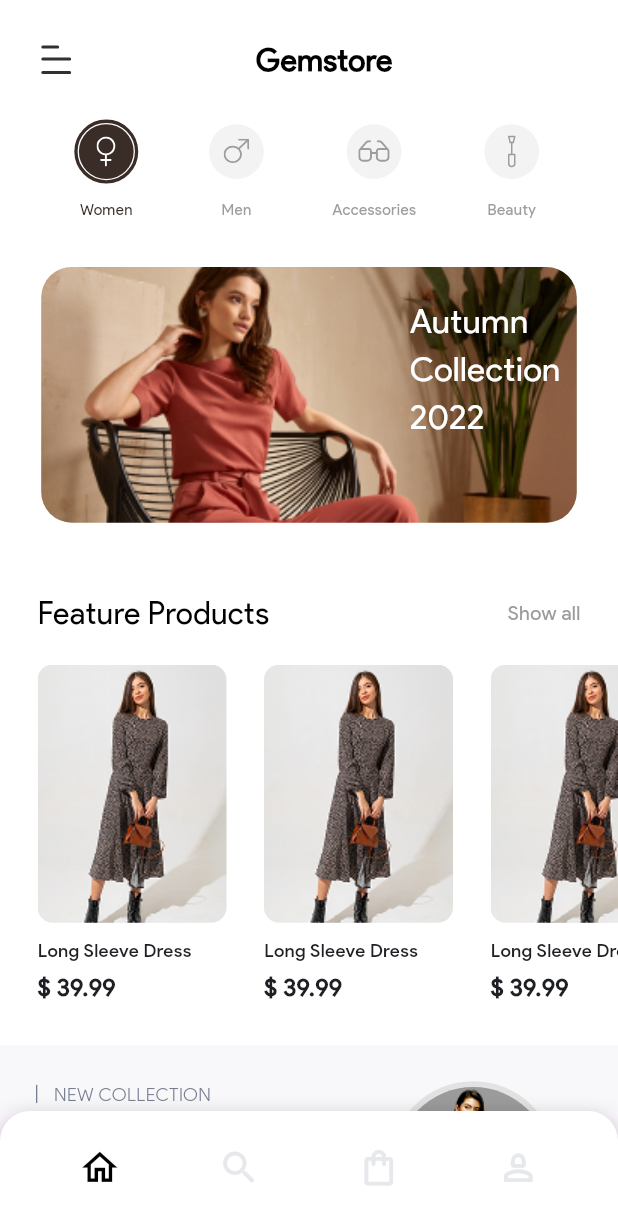
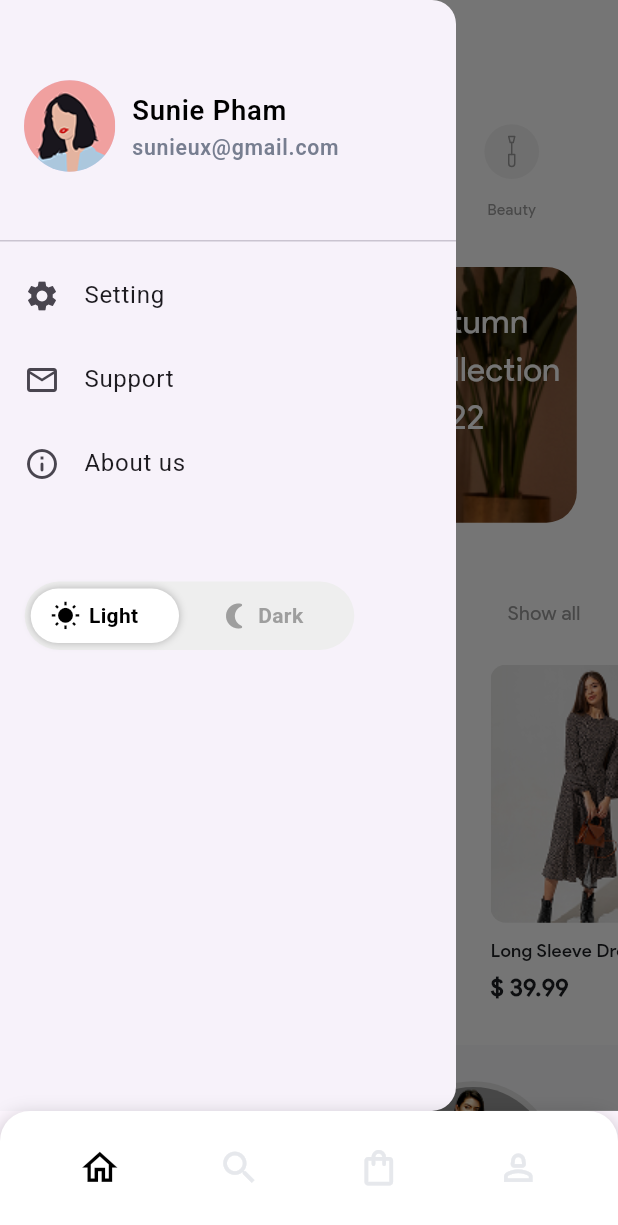
Before and after one commit to MahmoudDabour1/gem_store_app, a Flutter app: the BottomNavBar screen opened by its route, after a tap on an icon or button, on a phone screen of 412 x 824 dp. Shown: the top 1225 px of the screen. Run offline on Flutter 3.47's test engine with Material 3 defaults, Android fonts, the phone set to English and light mode, and no system bars; our stand-ins replace flutter_bloc, flutter_screenutil, flutter_svg, image_picker, logger, permission_handler; project files that could hold a hidden picture were left out.

Commit message:
- finish ui integration without orders state

```diff
--- a/lib/core/routing/app_router.dart
+++ b/lib/core/routing/app_router.dart
@@ -1,18 +1,5 @@
 import 'package:flutter/material.dart';
 import 'package:gem_store_app/core/routing/routes.dart';
-import 'package:gem_store_app/features/cart/cart_screen.dart';
-import 'package:gem_store_app/features/checkout/check_out_done_screen.dart';
-import 'package:gem_store_app/features/discover/presentation/views/discover_screen.dart';
-import 'package:gem_store_app/features/home/presentation/views/home_screen.dart';
-import 'package:gem_store_app/features/login/login_screen.dart';
-import 'package:gem_store_app/features/onboarding/views/onboarding_intro_screen.dart';
-import 'package:gem_store_app/features/profile/view/profileDrawer_screen.dart';
-import 'package:gem_store_app/features/profile/view/profile_screen.dart';
-import 'package:gem_store_app/features/profile/view/settings_screen.dart';
-import 'package:gem_store_app/features/search/presentation/search_view/search_screen.dart';
-
-import '../../features/checkout/checkout_screen.dart';
-import '../../features/onboarding/views/onboarding_screen.dart';
 import 'package:gem_store_app/core/widgets/bottom_nav_bar.dart';
 import 'package:gem_store_app/features/cart/cart_screen.dart';
 import 'package:gem_store_app/features/checkout/check_out_done_screen.dart';
@@ -21,8 +8,11 @@ import 'package:gem_store_app/features/home/presentation/views/home_screen.dart'
 import 'package:gem_store_app/features/login/login_screen.dart';
 import 'package:gem_store_app/features/onboarding/views/onboarding_intro_screen.dart';
 import 'package:gem_store_app/features/product_details/views/item_details_views.dart';
+import 'package:gem_store_app/features/profile/view/profileDrawer_screen.dart';
+import 'package:gem_store_app/features/profile/view/profile_screen.dart';
+import 'package:gem_store_app/features/profile/view/settings_screen.dart';
+import 'package:gem_store_app/features/search/presentation/search_view/search_screen.dart';
 import 'package:gem_store_app/features/setting/setting_screen.dart';
-
 import 'package:gem_store_app/features/wishlist/presentation/views/wishlist_board_view.dart';
 import 'package:gem_store_app/features/wishlist/presentation/views/wishlist_screen.dart';
 
@@ -42,8 +32,7 @@ class AppRouter {
         );
       case Routes.search:
         return MaterialPageRoute(
-          builder: (_) =>
-              SearchScreen(),
+          builder: (_) => SearchScreen(),
         );
       case Routes.profileDrawer:
         return MaterialPageRoute(
@@ -51,7 +40,7 @@ class AppRouter {
         );
       case Routes.settings:
         return MaterialPageRoute(
-          builder: (_) => SettingsScreen(),
+          builder: (_) => SettingScreen(),
         );
       case Routes.profile:
         return MaterialPageRoute(
@@ -82,42 +71,13 @@ class AppRouter {
           builder: (_) => DiscoverScreen(),
         );
 
-      case Routes.onBoardingIntroScreen:
-        return MaterialPageRoute(
-          builder: (_) => OnboardingIntroScreen(),
-        );
-      case Routes.loginScreen:
-        return MaterialPageRoute(
-          builder: (_) => LoginScreen(),
-        );
-
       case Routes.productDetailsScreen:
         return MaterialPageRoute(
           builder: (_) => ItemDetailsViews(),
         );
-      case Routes.checkoutScreen:
-        return MaterialPageRoute(
-          builder: (_) => CheckoutScreen(),
-        );
-      case Routes.checkoutDoneScreen:
-        return MaterialPageRoute(
-          builder: (_) => CheckOutDoneScreen(),
-        );
-      case Routes.cartScreen:
-        return MaterialPageRoute(
-          builder: (_) => CartScreen(),
-        );
-      case Routes.homeScreen:
-        return MaterialPageRoute(
-          builder: (_) => HomeScreen(),
-        );
- case Routes.settingScreen:
+      case Routes.settingScreen:
         return MaterialPageRoute(
           builder: (_) => SettingScreen(),
-        );
-      case Routes.discoverScreen:
-        return MaterialPageRoute(
-          builder: (_) => DiscoverScreen(),
         );
       case Routes.wishlistScreen:
         return MaterialPageRoute(
@@ -127,6 +87,10 @@ class AppRouter {
         return MaterialPageRoute(
           builder: (_) => BottomNavBar(),
         );
+      case Routes.wishlistBoardScreen:
+        return MaterialPageRoute(
+          builder: (_) => WishlistBoardView(),
+        );
 
       default:
         return null;
--- a/lib/core/routing/routes.dart
+++ b/lib/core/routing/routes.dart
@@ -14,6 +14,7 @@ abstract class Routes {
     static const String productDetailsScreen = "/productDetailsScreen";
 
   static const String wishlistScreen = '/wishlistScreen';
+  static const String wishlistBoardScreen = '/wishlistBoardScreen';
   static const String bottomNavBar = '/bottomNavBar';
   static const String settingScreen ='/settingScreen';
 }
--- a/lib/core/widgets/bottom_nav_bar.dart
+++ b/lib/core/widgets/bottom_nav_bar.dart
@@ -3,6 +3,9 @@ import 'package:flutter_screenutil/flutter_screenutil.dart';
 import 'package:gem_store_app/core/utils/app_colors.dart';
 import 'package:gem_store_app/features/discover/presentation/views/discover_screen.dart';
 import 'package:gem_store_app/features/home/presentation/views/home_screen.dart';
+import 'package:gem_store_app/features/profile/view/profile_screen.dart';
+import 'package:gem_store_app/features/profile/view/settings_screen.dart';
+import 'package:gem_store_app/features/search/presentation/search_view/search_screen.dart';
 import 'package:gem_store_app/features/track_order/track_order.dart';
 
 class BottomNavBar extends StatefulWidget {
@@ -19,7 +22,7 @@ class _BottomNavBarState extends State<BottomNavBar> {
     HomeScreen(),
     DiscoverScreen(),
     TrackOrderScreen(),
-    Center(child: Text("Profile Screen")),
+    SettingsScreen(),
   ];
 
   void _onItemTap(int index) {
--- a/lib/core/widgets/custom_app_bar.dart
+++ b/lib/core/widgets/custom_app_bar.dart
@@ -1,12 +1,19 @@
 import 'package:flutter/material.dart';
 import 'package:flutter_svg/flutter_svg.dart';
+import 'package:gem_store_app/core/helpers/extenstions.dart';
+import 'package:gem_store_app/core/routing/routes.dart';
 import 'package:gem_store_app/core/utils/app_assets.dart';
+import 'package:gem_store_app/features/profile/view/profileDrawer_screen.dart';
 
 class CustomAppBar extends StatelessWidget {
   const CustomAppBar({super.key, required this.title, required this.textStyle});
 
   final String title;
   final TextStyle textStyle;
+  void _showFilterDrawer(BuildContext context) {
+    Scaffold.of(context).openDrawer();
+
+  }
 
   @override
   Widget build(BuildContext context) {
@@ -14,7 +21,7 @@ class CustomAppBar extends StatelessWidget {
       mainAxisAlignment: MainAxisAlignment.center,
       children: [
         GestureDetector(
-          onTap: () {},
+          onTap: () =>_showFilterDrawer(context),
           child: SvgPicture.asset(
             AppAssets.appBar,
           ),
--- a/lib/features/home/presentation/views/home_screen.dart
+++ b/lib/features/home/presentation/views/home_screen.dart
@@ -1,13 +1,17 @@
 import 'package:flutter/material.dart';
 import 'package:gem_store_app/features/home/presentation/views/widgets/home_screen_body.dart';
+import 'package:gem_store_app/features/profile/view/profileDrawer_screen.dart';
 
 class HomeScreen extends StatelessWidget {
   const HomeScreen({super.key});
+
+
 
   @override
   Widget build(BuildContext context) {
     return SafeArea(
       child: Scaffold(
+        drawer: ProfileDrawer(),
         backgroundColor: Colors.white,
         body: HomeScreenBody(),
       ),
--- a/lib/features/home/presentation/views/widgets/custom_feature_products.dart
+++ b/lib/features/home/presentation/views/widgets/custom_feature_products.dart
@@ -1,7 +1,10 @@
 import 'package:flutter/material.dart';
 import 'package:flutter_screenutil/flutter_screenutil.dart';
+import 'package:gem_store_app/core/helpers/extenstions.dart';
 import 'package:gem_store_app/core/utils/app_assets.dart';
 import 'package:gem_store_app/core/utils/app_text_styles.dart';
+
+import '../../../../../core/routing/routes.dart';
 
 class CustomFeatureProduct extends StatelessWidget {
   const CustomFeatureProduct({
@@ -10,7 +13,11 @@ class CustomFeatureProduct extends StatelessWidget {
 
   @override
   Widget build(BuildContext context) {
-    return Column(
+    return GestureDetector(
+      onTap: (){
+        context.pushNamed(Routes.productDetailsScreen);
+      },
+      child: Column(
         crossAxisAlignment: CrossAxisAlignment.start,
         children: [
           ClipRRect(
@@ -32,6 +39,7 @@ class CustomFeatureProduct extends StatelessWidget {
             style: AppTextStyles.font16DarkBold,
           )
         ],
+      ),
     );
   }
 }
--- a/lib/features/login/login_screen.dart
+++ b/lib/features/login/login_screen.dart
@@ -1,5 +1,6 @@
 import 'package:flutter/material.dart';
 import 'package:flutter_screenutil/flutter_screenutil.dart';
+import 'package:gem_store_app/core/helpers/extenstions.dart';
 import 'package:gem_store_app/core/utils/app_assets.dart';
 import 'package:gem_store_app/core/utils/app_text_styles.dart';
 import 'package:gem_store_app/core/utils/spacing.dart';
@@ -8,6 +9,7 @@ import 'package:gem_store_app/core/widgets/app_text_form_field.dart';
 import 'package:gem_store_app/features/login/widgets/custom_circle_avatar.dart';
 
 
+import '../../core/routing/routes.dart';
 import '../../core/utils/app_colors.dart';
 
 class LoginScreen extends StatelessWidget {
@@ -58,7 +60,9 @@ class LoginScreen extends StatelessWidget {
               ),
               Center(
                 child: AppCustomButton(
-                  onPressed: () {},
+                  onPressed: () {
+                    context.pushNamed(Routes.bottomNavBar);
+                  },
                   text: "LOG IN",
                   textStyle: AppTextStyles.font16whiteBold,
                   buttonColor: AppColors.buttonLoginColor,
--- a/lib/features/onboarding/views/widgets/blured_button.dart
+++ b/lib/features/onboarding/views/widgets/blured_button.dart
@@ -26,7 +26,7 @@ class BluredButton extends StatelessWidget {
           width: width,
           decoration: BoxDecoration(
             color:
-                Colors.black,
+                // Colors.black,
                 //  const Color.fromARGB(255, 139, 137, 137).withValues(alpha: .92),
                 const Color.fromARGB(255, 139, 137, 137).withValues(alpha: .92),
             borderRadius: BorderRadius.circular(25),
--- a/lib/features/product_details/views/widgets/item_images.dart
+++ b/lib/features/product_details/views/widgets/item_images.dart
@@ -36,7 +36,11 @@ class ItemImages extends StatelessWidget {
                   2,
                   (index) {
                     return GestureDetector(
-                        onTap: () {},
+                        onTap: () {
+                          if (index == 0) {
+                            Navigator.pop(context);
+                          }
+                        },
                         child: Image.asset(index == 0
                             ? AppAssets.imagesBackButtonIcon
                             : AppAssets.imagesActiveFavoriteIcon));
--- a/lib/features/profile/view/profileDrawer_screen.dart
+++ b/lib/features/profile/view/profileDrawer_screen.dart
@@ -9,6 +9,8 @@ import 'package:gem_store_app/features/profile/view/widgets/modeButton.dart';
 
 
 class ProfileDrawer extends StatelessWidget {
+  const ProfileDrawer({super.key});
+
   @override
   Widget build(BuildContext context) {
 
@@ -21,7 +23,6 @@ class ProfileDrawer extends StatelessWidget {
               children: [
                 CircleAvatar(
                   radius: 30.r,
-
                   backgroundImage: AssetImage(AppAssets.profilePhoto)
                 ),
                 SizedBox(width: 10.w),
@@ -40,7 +41,7 @@ class ProfileDrawer extends StatelessWidget {
             leading: Icon(Icons.settings),
             title: Text(AppStrings.setting),
             onTap: () {
-              context.pushNamed(Routes.settings);
+              context.pushNamed(Routes.settingScreen);
             },
           ),
           ListTile(
--- a/lib/features/profile/view/settings_screen.dart
+++ b/lib/features/profile/view/settings_screen.dart
@@ -67,7 +67,9 @@ class SettingsScreen extends StatelessWidget {
                     leading: Icon(Icons.favorite, color: Colors.grey),
                     title: Text(AppStrings.myWishlist),
                     trailing: Icon(Icons.arrow_forward_ios, size: 16),
-                    onTap: () {},
+                    onTap: () {
+                      context.pushNamed(Routes.wishlistBoardScreen);
+                    },
                   ),
                   Divider(color: AppColors.greyContainerColor,),
                   ListTile(
--- a/lib/features/search/presentation/search_view/filter_widget.dart
+++ b/lib/features/search/presentation/search_view/filter_widget.dart
@@ -10,7 +10,7 @@ import 'package:gem_store_app/core/widgets/custom_button.dart';
 class FilterDrawer extends StatefulWidget {
   final Function(Map<String, dynamic>) onApply;
 
-  FilterDrawer({required this.onApply});
+  const FilterDrawer({required this.onApply});
 
   @override
   _FilterDrawerState createState() => _FilterDrawerState();
--- a/lib/features/setting/widgets/setting_row.dart
+++ b/lib/features/setting/widgets/setting_row.dart
@@ -28,7 +28,7 @@ final String image;
               Spacer(
                 flex: 1,
               ),
-              SvgPicture.asset(AppAssets.rightArrow),
+              SvgPicture.asset("assets/images/rightArrow.svg"),
               horizontalSpace(5)
             ],
           ),
--- a/lib/features/wishlist/presentation/views/widgets/custome_board.dart
+++ b/lib/features/wishlist/presentation/views/widgets/custome_board.dart
@@ -1,5 +1,7 @@
 import 'package:flutter/material.dart';
 import 'package:flutter_screenutil/flutter_screenutil.dart';
+import 'package:gem_store_app/core/helpers/extenstions.dart';
+import 'package:gem_store_app/core/routing/routes.dart';
 
 
 import '../../../../../core/utils/app_colors.dart';
@@ -24,7 +26,7 @@ class CustomeBoard extends StatelessWidget {
 
           ListTile(
             onTap: () {
-
+              context.pushNamed(Routes.wishlistScreen);
             },
             title: Text(
               "Going out outfits",
--- a/lib/gem_store_app.dart
+++ b/lib/gem_store_app.dart
@@ -33,8 +33,7 @@ class GemStoreApp extends StatelessWidget {
         ),*/
         onGenerateRoute: appRouter.generateRoute,
         navigatorObservers: [NavigatorObserver()],
-        initialRoute: Routes.search,
-        home: OnboardingScreen(),
+        initialRoute: Routes.onBoardingScreen,
       ),
     );
   }
--- a/pubspec.yaml
+++ b/pubspec.yaml
@@ -63,7 +63,6 @@ flutter:
   # To add assets to your application, add an assets section, like this:
 
   assets:
-    - assets/svg/
     - assets/images/
     - assets/svgs/
 
```
Also changed, not shown: lib/features/discover/presentation/views/widgets/header_of_discover.dart (+9 -0 lines), lib/features/onboarding/views/start_screen.dart (+10 -14 lines), lib/features/setting/setting_screen.dart (+3 -4 lines), lib/core/utils/app_assets.dart (line endings or trailing spaces), pubspec.lock, 1 other file. Lines whose indentation alone changed are shown as unchanged.
